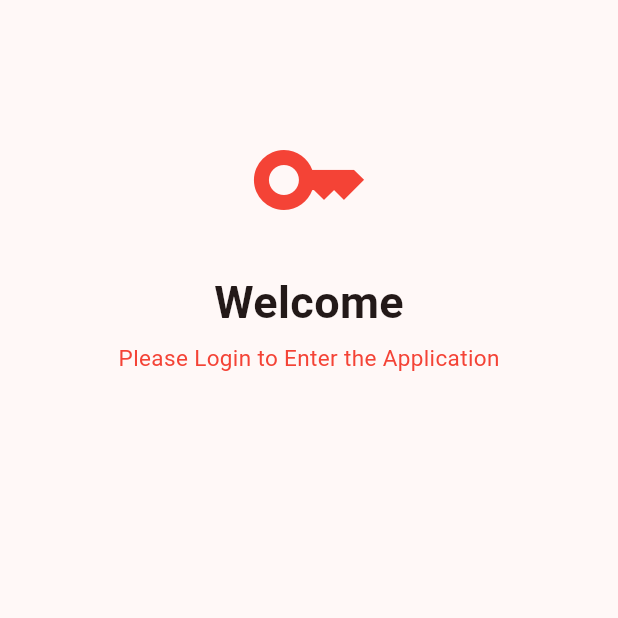
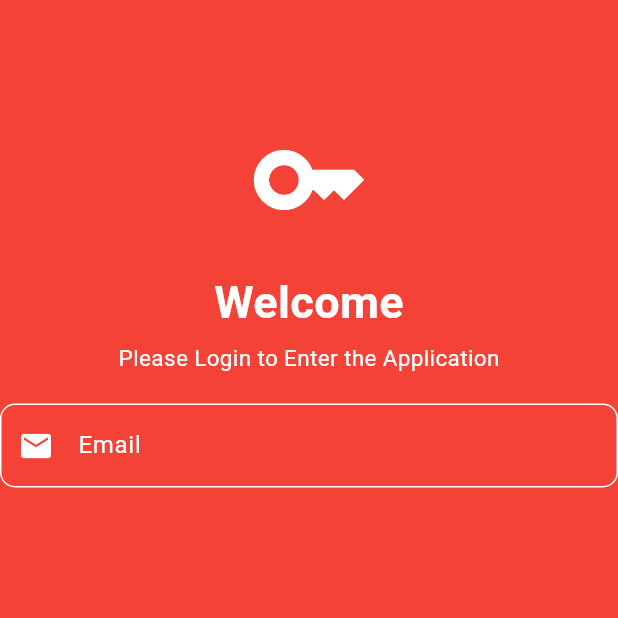
Before and after one commit to RIOKOWI/KB1179_1123150059_uts, a Flutter app: the Login screen opened directly, on a phone screen of 412 x 824 dp, the top half of it. Run offline on Flutter 3.47's test engine with Material 3 defaults, Android fonts, the phone set to English and light mode, and no system bars.

Commit message:
buat text field login

```diff
--- a/lib/login/login.dart
+++ b/lib/login/login.dart
@@ -6,6 +6,7 @@ class Login extends StatelessWidget {
   @override
   Widget build(BuildContext context) {
     return Scaffold(
+      backgroundColor: Colors.red,
             body: Center(
               child: Column(
                 children: [
@@ -13,21 +14,60 @@ class Login extends StatelessWidget {
                     Icon(
                       Icons.key,
                       size: 80,
-                      color: Colors.red,
+                      color: Colors.white,
                     ),
 
                     SizedBox(height: 20,),
                   Text("Welcome",
                     style: TextStyle(
                       fontSize: 30,
-                      fontWeight: FontWeight.bold
+                      fontWeight: FontWeight.bold,
+                      color: Colors.white
                     ),
                   ),
                   SizedBox(height: 5,),
                   Text("Please Login to Enter the Application",
                     style: TextStyle(
                       fontSize: 15,
-                      color: Colors.red
+                      color: Colors.white
+                    ),
+                  ),
+
+                  SizedBox(height: 20,),
+                  TextField(
+                    style: TextStyle(
+                      color: Colors.white
+                    ),
+                    keyboardType: TextInputType.emailAddress,
+                    decoration: InputDecoration(
+                      labelText: 'Email',
+                      labelStyle: TextStyle(
+                        color: Colors.white
+                      ),
+                      hintText: 'rio@gmail.com',
+                      hintStyle: TextStyle(
+                        color: Colors.white
+                      ),
+                      prefixIcon:
+                      const Icon(
+                        Icons.email,
+                        size: 24.0,
+                        color: Colors.white,
+                      ),
+                      border: OutlineInputBorder(
+                        borderRadius: BorderRadius.circular(10.0),
+                      ),
+                      enabledBorder: OutlineInputBorder(
+                        borderRadius: BorderRadius.circular(10),
+                        borderSide: BorderSide(color: Colors.white)
+                      ),
+                      focusedBorder: OutlineInputBorder(
+                        borderRadius: BorderRadius.circular(10),
+                        borderSide: BorderSide(
+                          color: Colors.white,
+                          width: 2
+                        ),
+                      ),
                     ),
                   ),
                 ],
```
